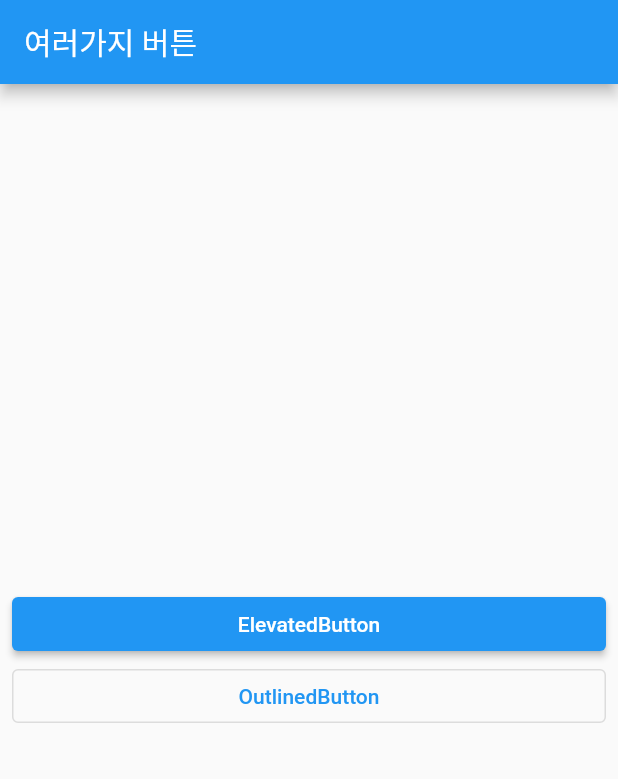
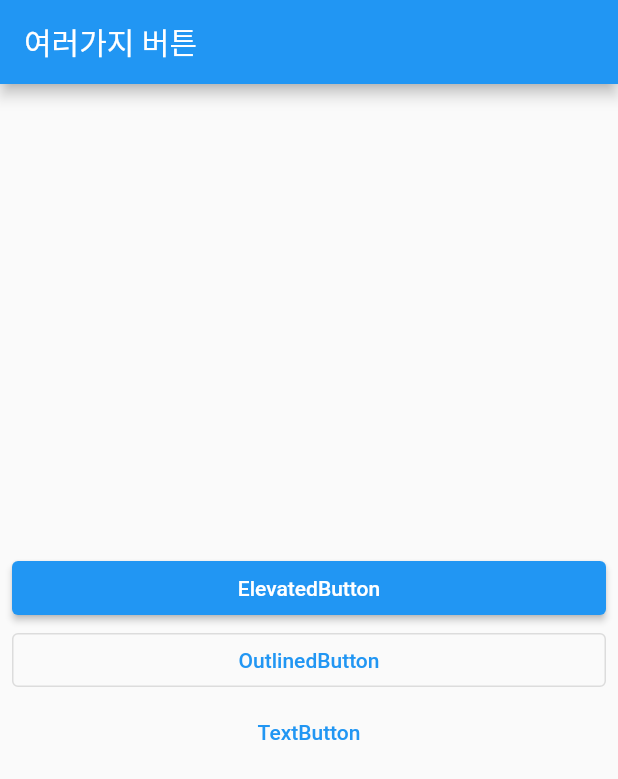
Before and after one commit to sweetswift/buttons, a Flutter app: the screen it shows after launch, on a phone screen of 412 x 824 dp. Shown: the top 779 px of the screen. Run offline on Flutter 3.47's test engine with Material 2 defaults, Android fonts, the phone set to English and light mode, and no system bars.

Commit message:
Add: TextButton 추가

```diff
--- a/lib/screen/home_screen.dart
+++ b/lib/screen/home_screen.dart
@@ -23,6 +23,10 @@ class HomeScreen extends StatelessWidget {
               onPressed: () {},
               child: Text('OutlinedButton'),
             ),
+            TextButton(
+              onPressed: () {},
+              child: Text('TextButton'),
+            ),
           ],
         ),
       ),
```
